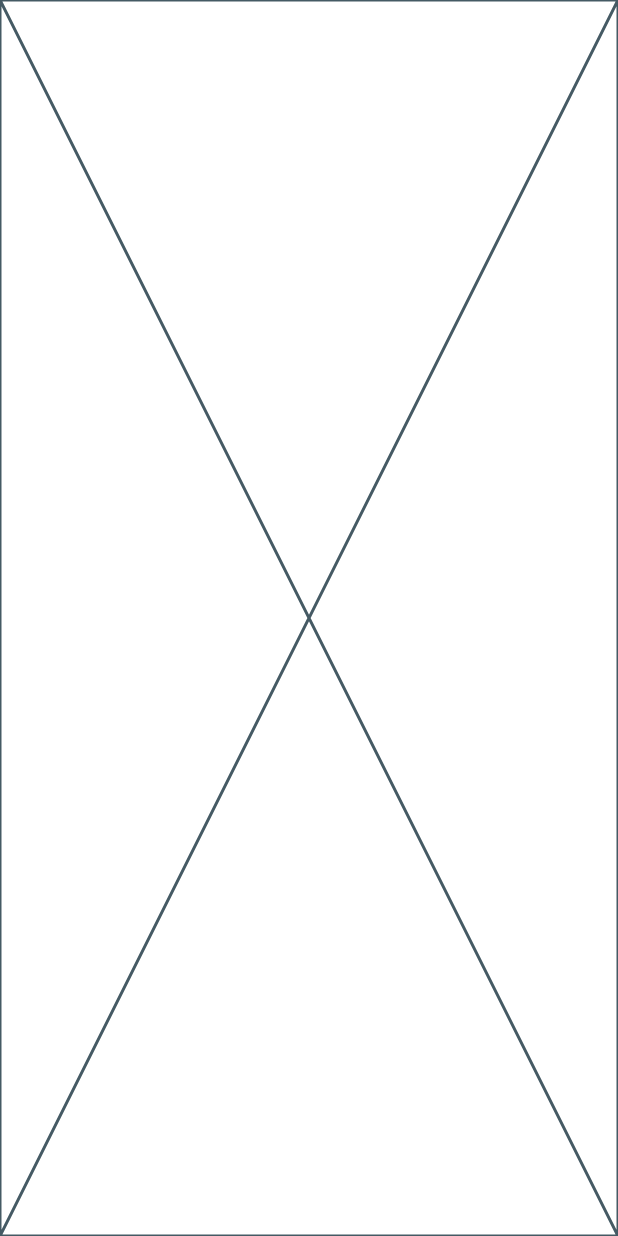
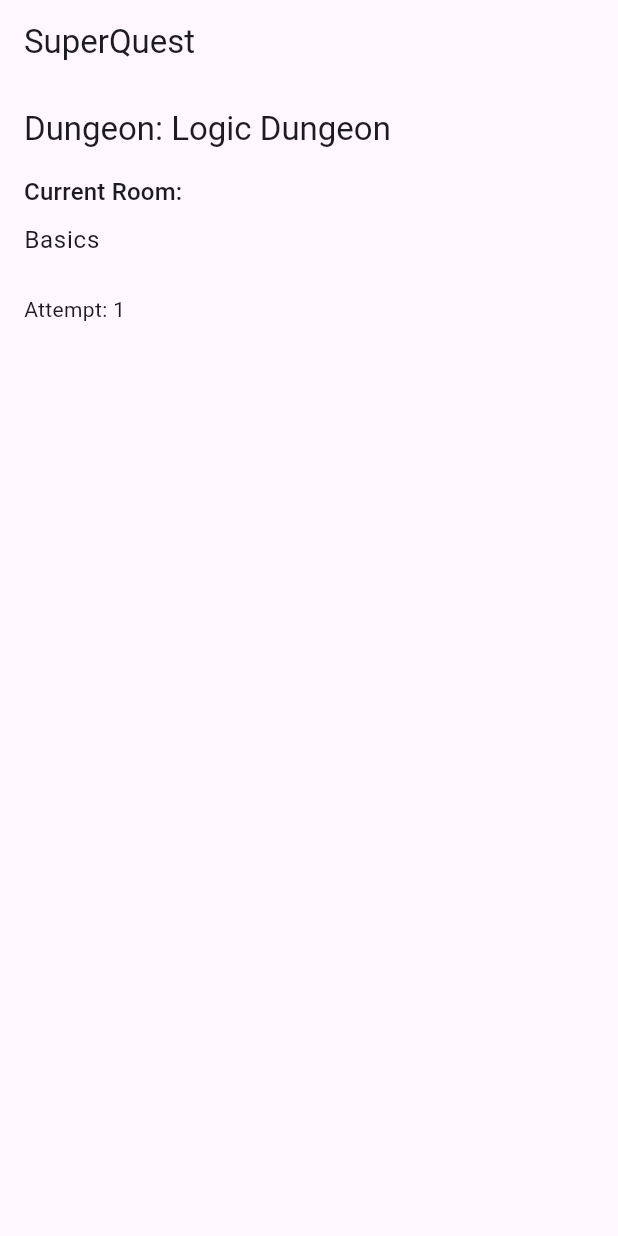
Before and after one commit to BN2323/super_quest, a Flutter app: the screen it shows after launch, on a phone screen of 412 x 824 dp. Run offline on Flutter 3.47's test engine with Material 3 defaults, Android fonts, the phone set to English and light mode, and no system bars.

Commit message:
set up presentation layer architecture

```diff
--- a/lib/main.dart
+++ b/lib/main.dart
@@ -1,4 +1,10 @@
 import 'package:flutter/material.dart';
+import 'package:provider/provider.dart';
+import 'package:super_quest/data/mock/mock_game_data.dart';
+import 'package:super_quest/domain/services/challenge_service.dart';
+import 'package:super_quest/domain/services/game_service.dart';
+import 'package:super_quest/presentation/controllers/game_controller.dart';
+import 'package:super_quest/presentation/screens/app_entry.dart';
 
 void main() {
   runApp(const SuperQuestApp());
@@ -9,10 +15,21 @@ class SuperQuestApp extends StatelessWidget {
 
   @override
   Widget build(BuildContext context) {
-    return MaterialApp(
-      title: 'SuperQuest',
-      debugShowCheckedModeBanner: false,
-      home: const Placeholder(),
+    return MultiProvider(
+      providers: [
+        ChangeNotifierProvider(
+          create: (_) => GameController(
+            challengeService: ChallengeService(),
+            gameService: GameService(),
+            dungeon: MockGameData.dungeon,
+          ),
+        ),
+      ],
+      child: MaterialApp(
+        debugShowCheckedModeBanner: false,
+        title: 'SuperQuest',
+        home: const AppEntry(),
+      ),
     );
   }
 }
--- /dev/null
+++ b/lib/presentation/screens/app_entry.dart
@@ -0,0 +1,48 @@
+import 'package:flutter/material.dart';
+import 'package:provider/provider.dart';
+
+import '../controllers/game_controller.dart';
+
+class AppEntry extends StatelessWidget {
+  const AppEntry({super.key});
+
+  @override
+  Widget build(BuildContext context) {
+    final controller = context.watch<GameController>();
+
+    return Scaffold(
+      appBar: AppBar(
+        title: const Text('SuperQuest'),
+      ),
+      body: Padding(
+        padding: const EdgeInsets.all(16),
+        child: Column(
+          crossAxisAlignment: CrossAxisAlignment.start,
+          children: [
+            Text(
+              'Dungeon: ${controller.dungeon.name}',
+              style: Theme.of(context).textTheme.titleLarge,
+            ),
+            const SizedBox(height: 16),
+
+            Text(
+              'Current Room:',
+              style: Theme.of(context).textTheme.titleMedium,
+            ),
+            const SizedBox(height: 8),
+
+            Text(
+              controller.currentRoom.name,
+              style: Theme.of(context).textTheme.bodyLarge,
+            ),
+            const SizedBox(height: 24),
+
+            Text(
+              'Attempt: ${controller.attemptNumber}',
+            ),
+          ],
+        ),
+      ),
+    );
+  }
+}
--- a/pubspec.yaml
+++ b/pubspec.yaml
@@ -34,6 +34,7 @@ dependencies:
   # The following adds the Cupertino Icons font to your application.
   # Use with the CupertinoIcons class for iOS style icons.
   cupertino_icons: ^1.0.8
+  provider: ^6.1.5+1
 
 dev_dependencies:
   flutter_test:
```
Also changed, not shown: lib/presentation/theme/app_colors.dart (added), lib/presentation/theme/app_spacing.dart (added), lib/presentation/theme/app_text_styles.dart (added), lib/presentation/theme/app_theme.dart (added).
